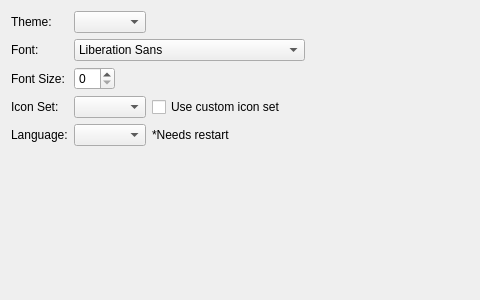
First picture: the form in RedPandaIDE/settingsdialog/environmentappearencewidget.ui, repository royqh1979/RedPanda-CPP, before the edit; both pictures show x 0 to 480 and y 0 to 300 of the 733 by 300 pixel window.
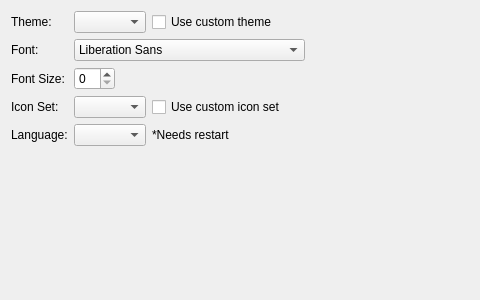
Second picture: the form after the edit.

Commit message: - enhancement: custom theme

Patch:
```diff
--- a/RedPandaIDE/settingsdialog/environmentappearencewidget.ui
+++ b/RedPandaIDE/settingsdialog/environmentappearencewidget.ui
@@ -152,6 +152,13 @@
       <item>
        <widget class="QComboBox" name="cbTheme"/>
       </item>
+      <item>
+       <widget class="QCheckBox" name="chkUseCustomTheme">
+        <property name="text">
+         <string>Use custom theme</string>
+        </property>
+       </widget>
+      </item>
       <item>
        <spacer name="horizontalSpacer">
         <property name="orientation">
```
The commit also changes 11 other files.
